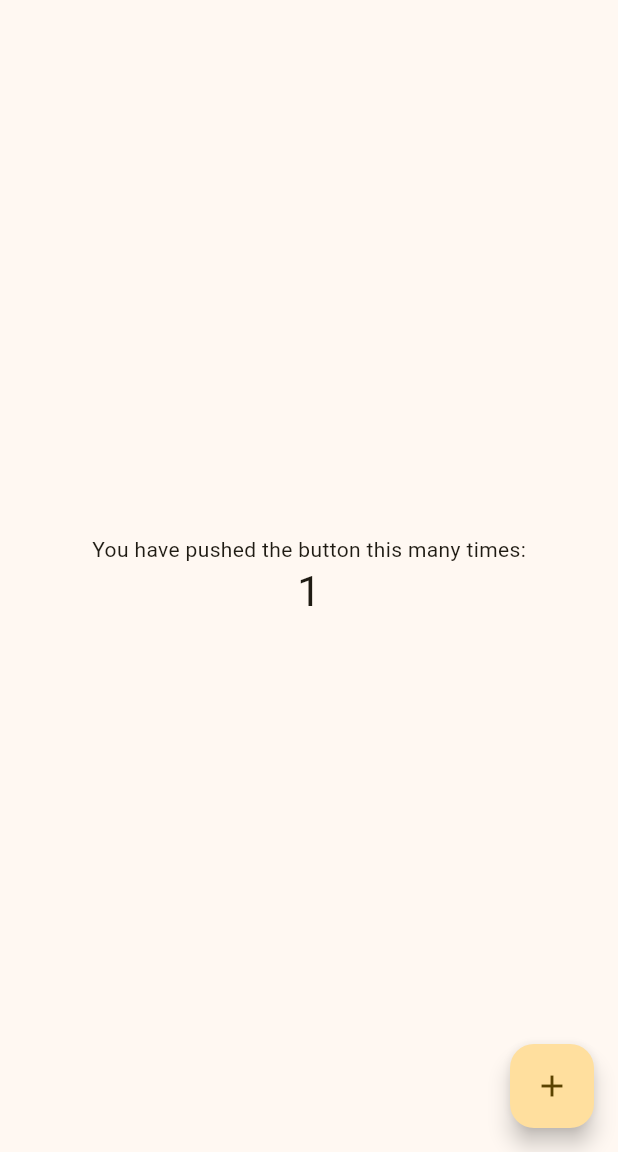
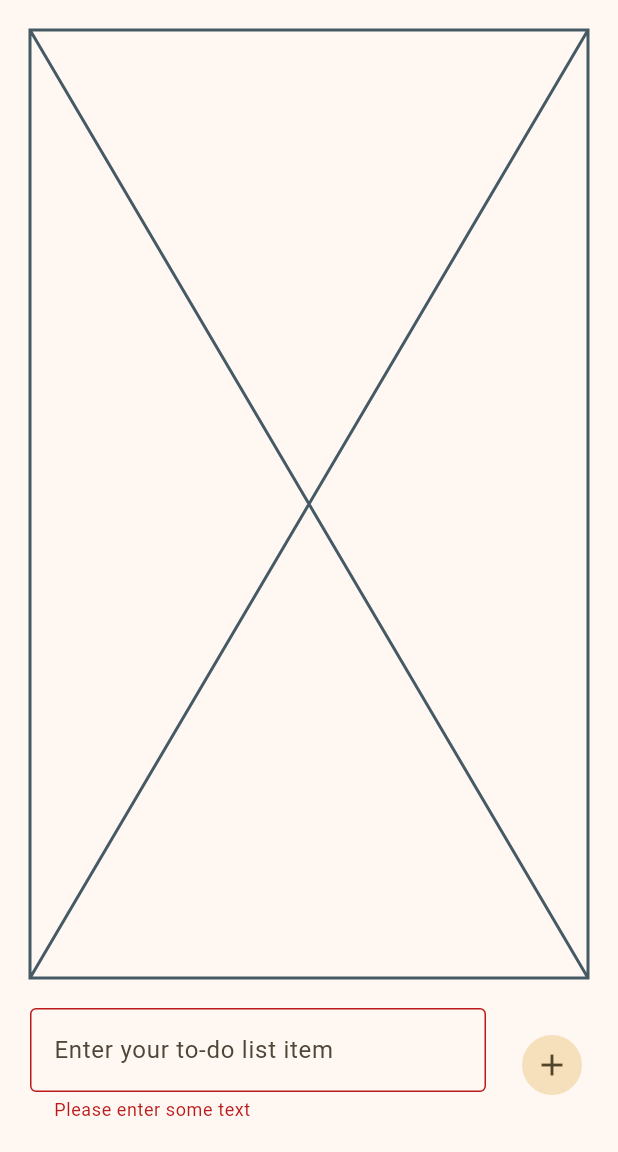
Before and after one commit to Lurky-phish-2085/just_do_it_xplat, a Flutter app: the screen it shows after launch, after a tap on the "add" icon, on a phone screen of 412 x 824 dp, the part 84-1236 px from its top. Run offline on Flutter 3.47's test engine with Material 3 defaults, Android fonts, the phone set to English and light mode, and no system bars.

Commit message:
Implement `AddItemForm` widget

```diff
--- a/lib/main.dart
+++ b/lib/main.dart
@@ -84,9 +84,9 @@
         // the App.build method, and use it to set our appbar title.
         title: Text(widget.title),
       ),
-      body: Center(
-        // Center is a layout widget. It takes a single child and positions it
-        // in the middle of the parent.
+      body: Padding(
+        padding: const EdgeInsets.all(20.0),
+        child: Center(
         child: Column(
           // Column is also a layout widget. It takes a list of children and
           // arranges them vertically. By default, it sizes itself to fit its
@@ -102,20 +102,66 @@
           // action in the IDE, or press "p" in the console), to see the
           // wireframe for each widget.
           mainAxisAlignment: MainAxisAlignment.center,
+            spacing: 20.0,
           children: <Widget>[
-            const Text('You have pushed the button this many times:'),
-            Text(
-              '$_counter',
-              style: Theme.of(context).textTheme.headlineMedium,
-            ),
-          ],
+              Expanded(child: const Placeholder()),
+              AddItemForm(),
+            ],
+          ),
         ),
       ),
-      floatingActionButton: FloatingActionButton(
-        onPressed: _incrementCounter,
-        tooltip: 'Increment',
-        child: const Icon(Icons.add),
-      ), // This trailing comma makes auto-formatting nicer for build methods.
     );
   }
 }
+
+class AddItemForm extends StatefulWidget {
+  const AddItemForm({super.key});
+
+  @override
+  State<AddItemForm> createState() => _AddItemFormState();
+}
+
+class _AddItemFormState extends State<AddItemForm> {
+  final _formKey = GlobalKey<FormState>();
+
+  final textFieldController = TextEditingController();
+
+  @override
+  Widget build(BuildContext context) {
+    var appState = context.watch<MyAppState>();
+
+    return Form(
+      key: _formKey,
+      child: Row(
+        spacing: 20.0,
+        children: [
+          Expanded(
+            child: TextFormField(
+              controller: textFieldController,
+              validator: (value) {
+                if (value == null || value.isEmpty) {
+                  return 'Please enter some text';
+                }
+
+                return null;
+              },
+              decoration: const InputDecoration(
+                border: OutlineInputBorder(),
+                hintText: 'Enter your to-do list item',
+              ),
+            ),
+          ),
+          IconButton.filledTonal(
+            onPressed: () {
+              if (_formKey.currentState!.validate()) {
+                appState.addItem(textFieldController.text);
+                textFieldController.text = '';
+              }
+            },
+            icon: Icon(Icons.add),
+          ),
+        ],
+      ),
+    );
+  }
+}
```
